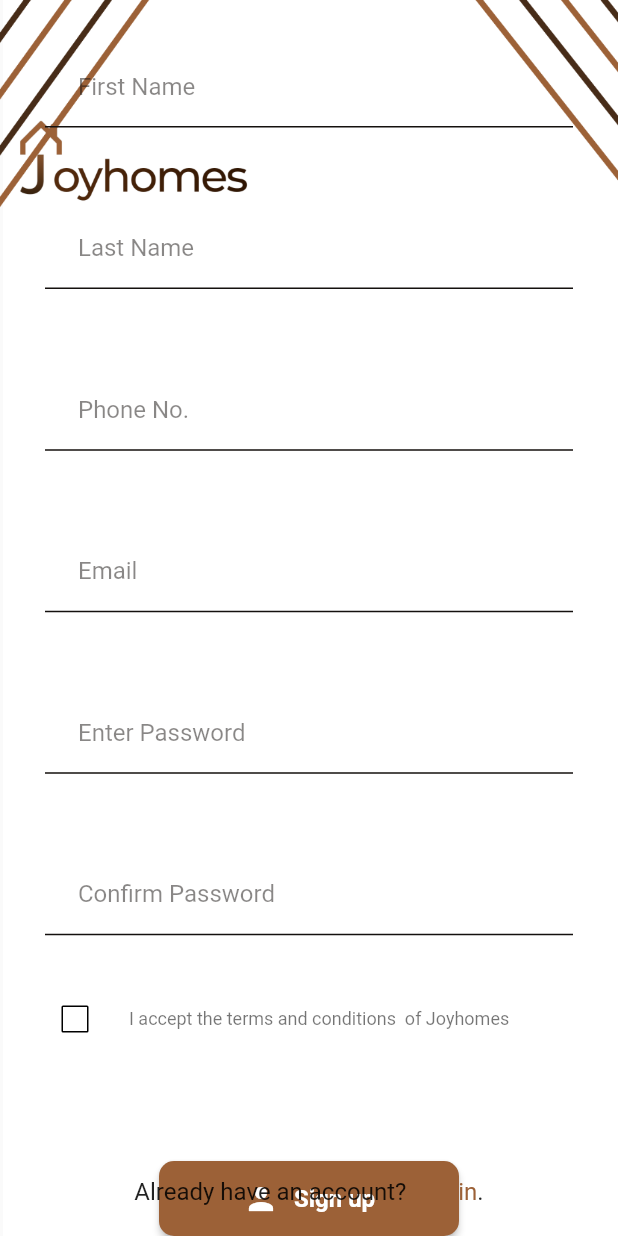
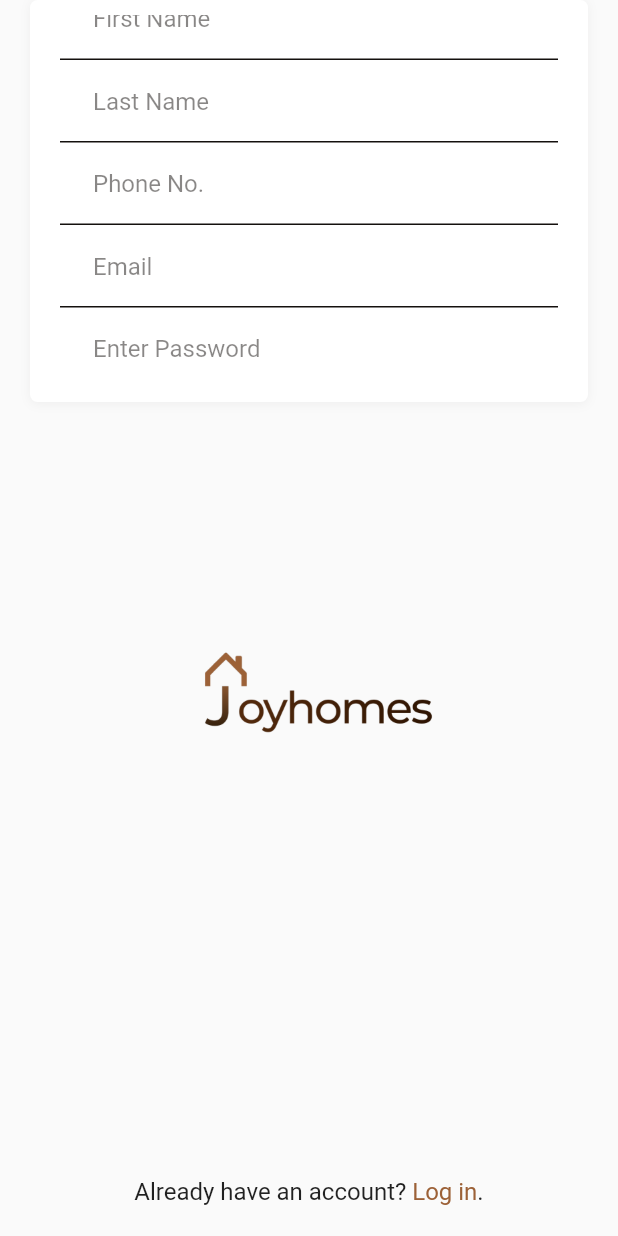
Before and after one commit to iluv27/joy_homes, a Flutter app: the SignupScreen screen opened directly, on a phone screen of 412 x 824 dp. Run offline on Flutter 3.47's test engine with Material 2 defaults, Android fonts, the phone set to English and light mode, and no system bars; our stand-ins replace cached_network_image, carousel_slider, flutter_image_compress, flutter_map, geolocator, google_sign_in and 3 more; network calls fail.

Commit message:
new commit

```diff
--- a/lib/screens/home_screen/reviews/review.dart
+++ b/lib/screens/home_screen/reviews/review.dart
@@ -34,6 +34,7 @@ class _ReviewPageState extends State<ReviewPage> {
   @override
   Widget build(BuildContext context) {
     return Scaffold(
+      resizeToAvoidBottomInset: false,
       appBar: AppBar(
         automaticallyImplyLeading: false,
         leadingWidth: 40,
--- a/lib/signUp_Screens/sign_up.dart
+++ b/lib/signUp_Screens/sign_up.dart
@@ -9,22 +9,17 @@ class SignupScreen extends StatefulWidget {
   SignupScreen({super.key});
 
   @override
-  State<SignupScreen> createState() => _SignupScreenState();
+  _SignupScreenState createState() => _SignupScreenState();
 }
 
 class _SignupScreenState extends State<SignupScreen> {
   final _formKey = GlobalKey<FormState>();
 
   TextEditingController fullName = TextEditingController();
-
   TextEditingController lastName = TextEditingController();
-
   TextEditingController phoneNo = TextEditingController();
-
   TextEditingController email = TextEditingController();
-
   TextEditingController password = TextEditingController();
-
   TextEditingController confirmPassword = TextEditingController();
 
   void _signUpWithEmail() {
@@ -60,29 +55,32 @@ class _SignupScreenState extends State<SignupScreen> {
 
   @override
   Widget build(BuildContext context) {
-    return SafeArea(
-      child: Scaffold(
-        body: Stack(
-          children: <Widget>[
-            const BackgroundImage(),
-            Stack(
-              children: [
-                Padding(
-                  padding: const EdgeInsets.only(top: 80.0),
-                  child: Image.asset(
-                    'assets/images/logo.png', // Replace with your image path
-                    scale: 4.5,
-                  ),
-                ),
-                Form(
-                  key: _formKey,
-                  child: Padding(
-                    padding:
-                        const EdgeInsets.only(left: 30.0, right: 30, top: 30),
+    return Scaffold(
+      body: Padding(
+        padding: const EdgeInsets.symmetric(horizontal: 20.0),
         child: Column(
           children: [
             Expanded(
-                          child: InputField(
+              child: Container(
+                padding: EdgeInsets.symmetric(vertical: 10, horizontal: 20),
+                width: MediaQuery.of(context).size.width * 1,
+                height: MediaQuery.of(context).size.width * 1,
+                decoration: BoxDecoration(
+                  color: Colors.white,
+                  borderRadius: BorderRadius.circular(5),
+                  boxShadow: [
+                    BoxShadow(
+                      color: AppColors.textColor.withOpacity(0.05),
+                      blurRadius: 5,
+                      offset: Offset(0, 1),
+                    ),
+                  ],
+                ),
+                child: SingleChildScrollView(
+                  child: Form(
+                    child: Column(
+                      children: [
+                        InputField(
                           textEditingController: fullName,
                           onInputChanged: ((value) {
                             value = fullName.text;
@@ -90,12 +88,10 @@ class _SignupScreenState extends State<SignupScreen> {
                           innerText: 'First Name',
                           validatorText: 'Please enter your first name',
                         ),
-                        ),
                         const SizedBox(
                           height: 25,
                         ),
-                        Expanded(
-                          child: InputField(
+                        InputField(
                           textEditingController: lastName,
                           onInputChanged: ((value) {
                             value = lastName.text;
@@ -103,12 +99,10 @@ class _SignupScreenState extends State<SignupScreen> {
                           innerText: 'Last Name',
                           validatorText: 'Please enter your last name',
                         ),
-                        ),
                         const SizedBox(
                           height: 25,
                         ),
-                        Expanded(
-                          child: InputField(
+                        InputField(
                           textEditingController: phoneNo,
                           onInputChanged: ((value) {
                             value = phoneNo.text;
@@ -116,12 +110,10 @@ class _SignupScreenState extends State<SignupScreen> {
                           innerText: 'Phone No.',
                           validatorText: 'Please enter your phone no.',
                         ),
-                        ),
                         const SizedBox(
                           height: 25,
                         ),
-                        Expanded(
-                          child: InputField(
+                        InputField(
                           textEditingController: email,
                           onInputChanged: ((value) {
                             value = email.text;
@@ -129,12 +121,10 @@ class _SignupScreenState extends State<SignupScreen> {
                           innerText: 'Email',
                           validatorText: 'Please enter your email',
                         ),
-                        ),
                         const SizedBox(
                           height: 25,
                         ),
-                        Expanded(
-                          child: InputField(
+                        InputField(
                           textEditingController: password,
                           onInputChanged: ((value) {
                             value = password.text;
@@ -142,12 +132,10 @@ class _SignupScreenState extends State<SignupScreen> {
                           innerText: 'Enter Password',
                           validatorText: 'Please enter your password',
                         ),
-                        ),
                         const SizedBox(
                           height: 25,
                         ),
-                        Expanded(
-                          child: InputField(
+                        InputField(
                           textEditingController: confirmPassword,
                           onInputChanged: (value) {
                             value = confirmPassword.text;
@@ -155,14 +143,11 @@ class _SignupScreenState extends State<SignupScreen> {
                           innerText: 'Confirm Password',
                           validatorText: 'Please confirm your password',
                         ),
-                        ),
-                        Expanded(
-                          child: const CheckBoxListTile(
+                        const CheckBoxListTile(
                           text: Text(
                             "I accept the terms and conditions  of Joyhomes",
-                              style: TextStyle(
-                                  fontSize: 12, color: Colors.black54),
-                            ),
+                            style:
+                                TextStyle(fontSize: 12, color: Colors.black54),
                           ),
                         ),
                         const SizedBox(
@@ -199,20 +184,44 @@ class _SignupScreenState extends State<SignupScreen> {
                     ),
                   ),
                 ),
-                Align(
+              ),
+            ),
+            SizedBox(
+              height: 20,
+            ),
+            Expanded(
+              child: Padding(
+                padding: const EdgeInsets.only(top: 80.0),
+                child: Image.asset(
+                  'assets/images/logo.png', // Replace with your image path
+                  scale: 4.5,
+                ),
+              ),
+            ),
+            Expanded(
+                child: Align(
                     alignment: Alignment.bottomCenter,
                     child: Padding(
                       padding: const EdgeInsets.only(bottom: 20.0),
                       child: const LastText(),
-                    ))
-              ],
-            )
+                    ))),
           ],
         ),
       ),
     );
   }
 }
+
+@override
+Widget build(BuildContext context) {
+  // TODO: implement build
+  throw UnimplementedError();
+}
+
+// DEMACATION
+
+// children: <Widget>[
+//   const BackgroundImage(),
 
 class SignUpScreen1 extends StatefulWidget {
   @override
```
Lines whose indentation alone changed are shown as unchanged.
